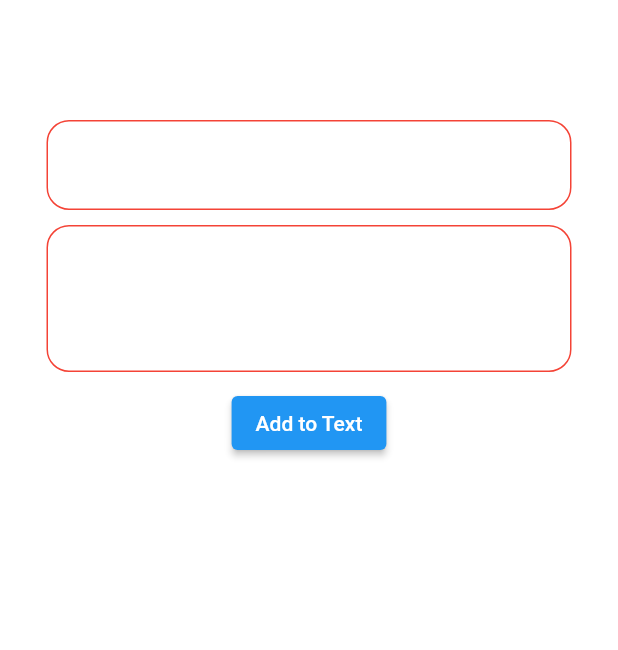
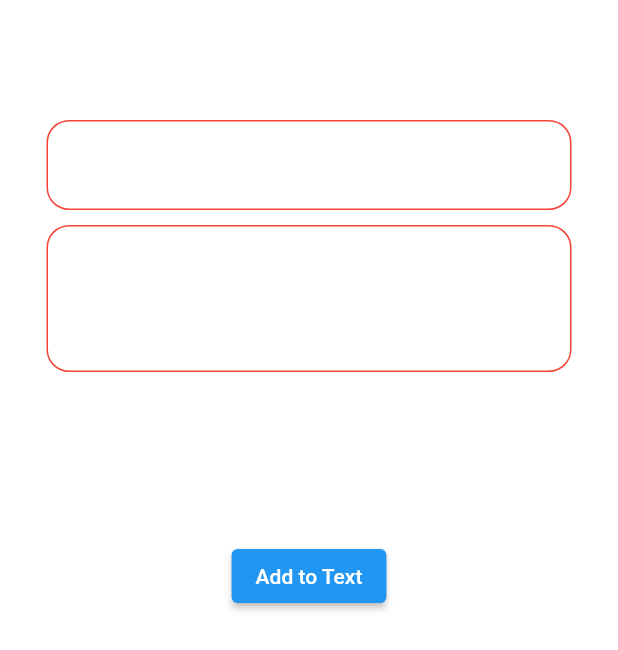
Before and after one commit to mrinal3012/travel, a Flutter app: the screen it shows after launch, on a phone screen of 412 x 824 dp. Shown: the top 650 px of the screen. Run offline on Flutter 3.47's test engine with Material 2 defaults, Android fonts, the phone set to English and light mode, and no system bars; our stand-ins replace hive, hive_flutter; accounts and stored records are empty.

Commit message:
add sqflite

```diff
--- a/lib/datastorhive/hive_page.dart
+++ b/lib/datastorhive/hive_page.dart
@@ -47,7 +47,7 @@ class _HivePageState extends State<HivePage> {
               ),
               SizedBox(height: 10,),
               Container(
-
+                height: 200,
                 width: 350,
                 child: TextField(
                   minLines: 2,
--- a/pubspec.yaml
+++ b/pubspec.yaml
@@ -38,6 +38,7 @@ dependencies:
   cupertino_icons: ^1.0.2
   hive_flutter: ^1.1.0
   hive: ^2.2.3
+  sqflite: ^2.2.6
 
 dev_dependencies:
   flutter_test:
```
Also changed, not shown: lib/sqflite/contruct.dart (added), lib/sqflite/my_sqflite_page.dart (added), pubspec.lock.
